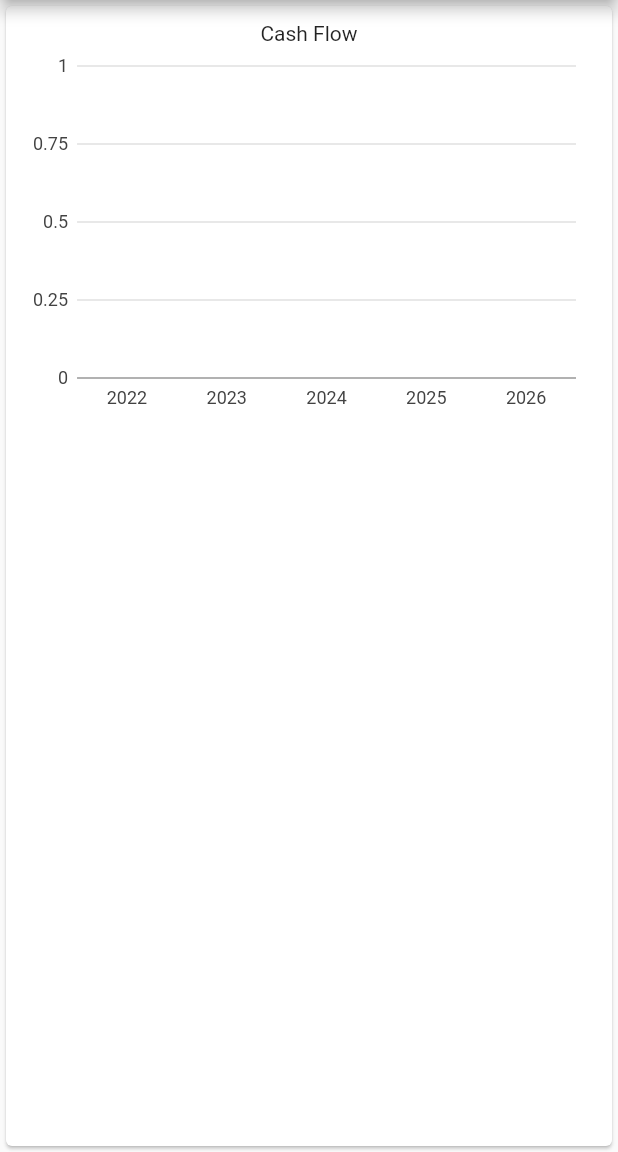
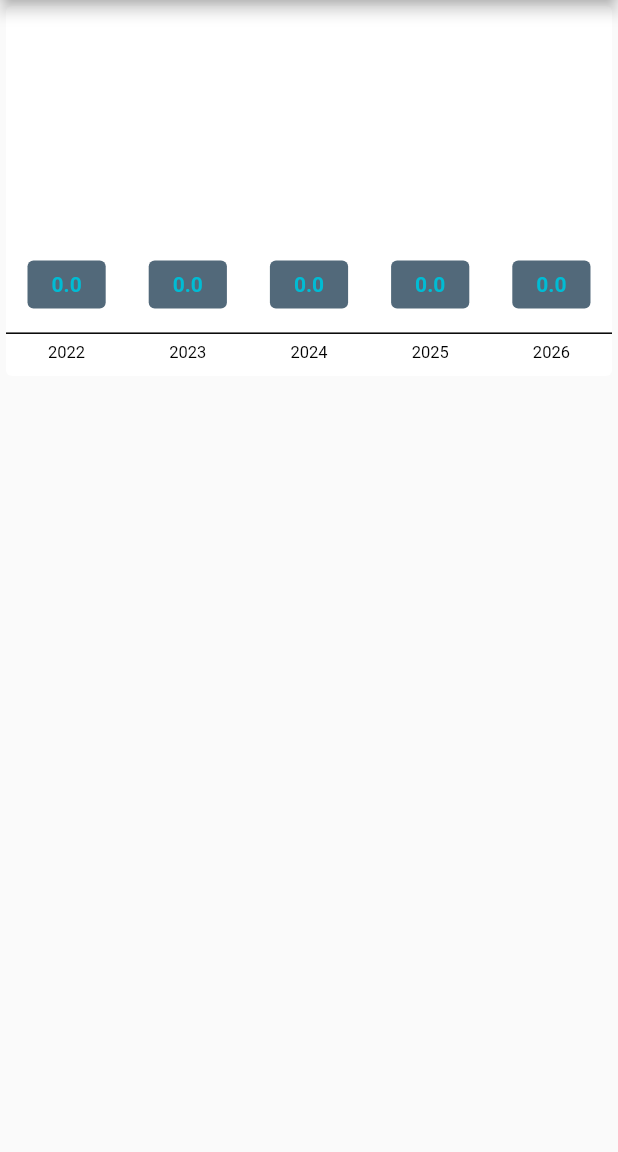
Before and after one commit to sunnyjaiswal22/finsim, a Flutter app: the DashboardScreen screen opened by its route, on a phone screen of 412 x 824 dp, the part 84-1236 px from its top. Run offline on Flutter 3.47's test engine with Material 2 defaults, Android fonts, the phone set to English and light mode, and no system bars; drawn by our look-alikes of fl_chart; our stand-ins replace sqflite; accounts and stored records are empty.

Commit message:
Replaced existing chart library with FL Charts

```diff
--- a/lib/screens/dashboard_screen.dart
+++ b/lib/screens/dashboard_screen.dart
@@ -1,8 +1,10 @@
-import 'package:charts_flutter/flutter.dart' as charts;
+import 'dart:developer';
+import 'dart:math' as math;
+
 import 'package:finsim/helpers/db_helper.dart';
-import 'package:finsim/screens/add_income_screen.dart';
 import 'package:finsim/widgets/finsim_appbar.dart';
 import 'package:finsim/widgets/navigation_drawer.dart';
+import 'package:fl_chart/fl_chart.dart';
 import 'package:flutter/material.dart';
 
 class DashboardScreen extends StatefulWidget {
@@ -14,109 +16,94 @@ class DashboardScreen extends StatefulWidget {
 }
 
 class _DashboardScreenState extends State<DashboardScreen> {
-  var chartData;
+  List<BarChartGroupData> barGroupList = [];
+  var maxYearlyIncome = 0;
 
   @override
   Widget build(BuildContext context) {
-    if (chartData == null) {
+    log("barGroupList.isEmpty: ${barGroupList.isEmpty}");
+    if (barGroupList.isEmpty) {
       DBHelper.getIncome().then((incomeList) {
-        DateTime now = new DateTime.now();
-        var currentYear = now.year;
+        setState(() {
+          DateTime now = new DateTime.now();
+          var currentYear = now.year;
 
-        List<OrdinalData> ordinalDataList = [
-          OrdinalData((currentYear + 1).toString(), 0),
-          OrdinalData((currentYear + 2).toString(), 0),
-          OrdinalData((currentYear + 3).toString(), 0),
-          OrdinalData((currentYear + 4).toString(), 0),
-          OrdinalData((currentYear + 5).toString(), 0),
-        ];
+          for (var year = 1; year <= 5; year++) {
+            log("Computing income for year: $year");
+            var totalYearlyIncome = 0;
+            incomeList.forEach(
+              (income) {
+                log("Adding income ${income.amount}");
+                totalYearlyIncome += (income.amount *
+                        math.pow(
+                            (1 + income.yearlyAppreciationPercentage / 100),
+                            year))
+                    .toInt();
+                maxYearlyIncome = maxYearlyIncome < totalYearlyIncome
+                    ? totalYearlyIncome
+                    : maxYearlyIncome;
+                log("totalYearlyIncome $totalYearlyIncome");
+              },
+            );
+            var barChartGroupData = BarChartGroupData(
+              x: currentYear + year,
+              barRods: [
+                BarChartRodData(
+                  y: totalYearlyIncome.toDouble(),
+                  colors: [
+                    Theme.of(context).primaryColorDark,
+                    Theme.of(context).primaryColorDark,
+                  ],
+                  borderRadius: BorderRadius.only(
+                    topLeft: Radius.circular(4),
+                    topRight: Radius.circular(4),
+                  ),
+                  width: 30,
+                )
+              ],
+              showingTooltipIndicators: [0],
+            );
 
-        incomeList.forEach((income) {
-          print(
-              'Looping for income id ${income.id} with amount ${income.amount}');
-          var adjustedIncomeAmount = income.amount;
-
-          for (int i = 0; i < 5; i++) {
-            var totalIncomeThisYear = 0;
-
-            if (income.frequency == IncomeFrequency.Monthly) {
-              totalIncomeThisYear = adjustedIncomeAmount * 12;
-            }
-            if (income.frequency == IncomeFrequency.Yearly) {
-              totalIncomeThisYear = adjustedIncomeAmount;
-            }
-
-            adjustedIncomeAmount = (adjustedIncomeAmount +
-                    (adjustedIncomeAmount *
-                        income.yearlyAppreciationPercentage /
-                        100))
-                .toInt();
-
-            print('Year $i income: $totalIncomeThisYear');
-
-            ordinalDataList[i].value += totalIncomeThisYear;
+            barGroupList.add(barChartGroupData);
           }
-        });
-
-        setState(() {
-          chartData = [
-            new charts.Series<OrdinalData, String>(
-              id: 'Cash Flow',
-              colorFn: (_, __) => charts.MaterialPalette.blue.shadeDefault,
-              domainFn: (OrdinalData data, _) => data.label,
-              measureFn: (OrdinalData data, _) => data.value,
-              data: ordinalDataList,
-            )
-          ];
         });
       });
     }
 
+    log("maxYAxisValue: $maxYearlyIncome");
+
     return Scaffold(
       appBar: FinSimAppBar.appbar(title: 'Finance Simulator'),
       drawer: NavigationDrawer(),
-      body: Card(
-        child: Padding(
-          padding: const EdgeInsets.all(10),
-          child: Column(
-            children: [
-              Text('Cash Flow'),
-              chartData == null
-                  ? Container(
-                      height: 250,
-                      child: CircularProgressIndicator(),
-                    )
-                  : Container(
-                      height: 250,
-                      child: charts.BarChart(
-                        chartData,
-                        animate: true,
-                        selectionModels: [
-                          new charts.SelectionModelConfig(
-                              changedListener: (charts.SelectionModel model) {
-                            SnackBar snackBar = SnackBar(
-                              content: Text(
-                                'Amount: ${model.selectedSeries[0].measureFn(model.selectedDatum[0].index)}',
-                                textAlign: TextAlign.center,
-                              ),
-                              duration: Duration(seconds: 1),
-                            );
-                            ScaffoldMessenger.of(context)
-                                .showSnackBar(snackBar);
-                          })
-                        ],
-                      ),
-                    ),
-            ],
+      body: AspectRatio(
+        aspectRatio: 1.618,
+        child: Card(
+          elevation: 0,
+          shape: RoundedRectangleBorder(borderRadius: BorderRadius.circular(4)),
+          color: Colors.white,
+          child: BarChart(
+            BarChartData(
+              alignment: BarChartAlignment.spaceAround,
+              maxY: maxYearlyIncome + maxYearlyIncome / 2.5,
+              titlesData: FlTitlesData(
+                show: true,
+                bottomTitles: SideTitles(
+                  showTitles: true,
+                  getTitles: (double value) {
+                    return value.toInt().toString();
+                  },
+                ),
+                leftTitles: SideTitles(showTitles: false),
+              ),
+              borderData: FlBorderData(
+                show: true,
+                border: Border(bottom: BorderSide()),
+              ),
+              barGroups: barGroupList,
+            ),
           ),
         ),
       ),
     );
   }
 }
-
-class OrdinalData {
-  String label;
-  int value;
-  OrdinalData(this.label, this.value);
-}
```
